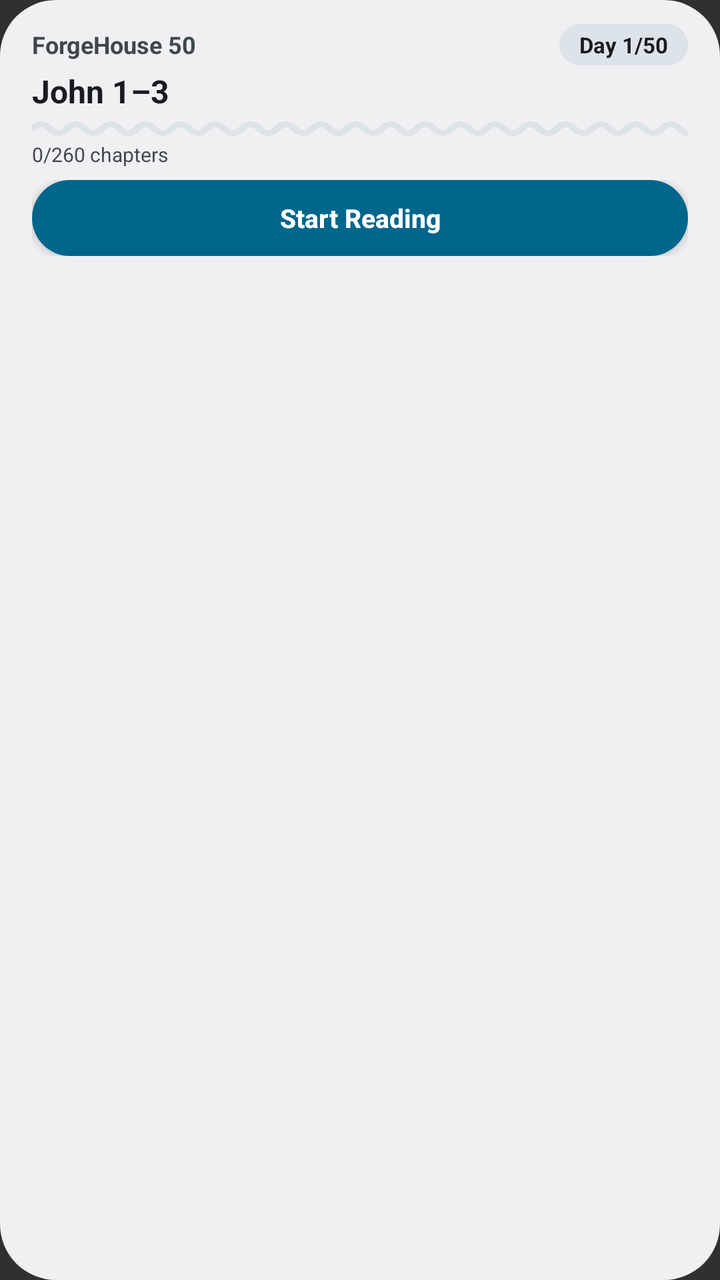
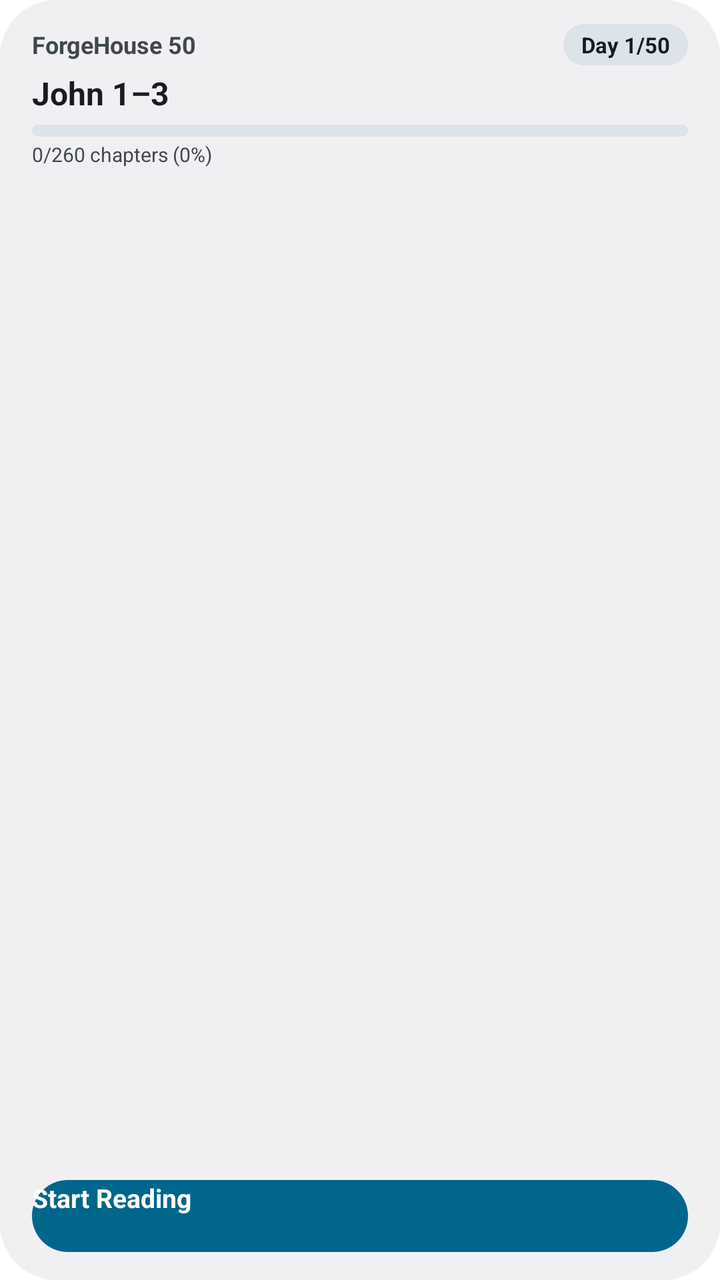

The first picture is an Android layout as it rendered before a commit; the second is the same layout after the commit. The layout source and the unified diff follow.
<!-- AndroidManifest.xml: application theme Theme.ForgeBuild -->
<!-- res/layout/forgehouse_widget.xml -->
<?xml version="1.0" encoding="utf-8"?>
<LinearLayout xmlns:android="http://schemas.android.com/apk/res/android"
    android:id="@+id/w_root"
    android:layout_width="match_parent"
    android:layout_height="match_parent"
    android:orientation="vertical"
    android:background="@drawable/widget_bg"
    android:paddingStart="16dp"
    android:paddingEnd="16dp"
    android:paddingTop="12dp"
    android:paddingBottom="10dp">

    
    <LinearLayout
        android:layout_width="match_parent"
        android:layout_height="wrap_content"
        android:gravity="center_vertical"
        android:orientation="horizontal">

        <TextView
            android:id="@+id/w_title"
            android:layout_width="0dp"
            android:layout_height="wrap_content"
            android:layout_weight="1"
            android:text="ForgeHouse 50"
            android:textSize="12sp"
            android:textStyle="bold"
            android:textColor="@color/widget_text_secondary" />

        <TextView
            android:id="@+id/w_day"
            android:layout_width="wrap_content"
            android:layout_height="wrap_content"
            android:background="@drawable/widget_chip_bg"
            android:paddingHorizontal="10dp"
            android:paddingVertical="3dp"
            android:text="Day 1/50"
            android:textSize="11sp"
            android:textStyle="bold"
            android:textColor="@color/widget_chip_text" />
    </LinearLayout>

    
    <TextView
        android:id="@+id/w_assignment"
        android:layout_width="match_parent"
        android:layout_height="wrap_content"
        android:layout_marginTop="2dp"
        android:maxLines="1"
        android:ellipsize="end"
        android:text="John 1–3"
        android:textSize="16sp"
        android:textStyle="bold"
        android:textColor="@color/widget_text_primary" />

    
    <TextView
        android:id="@+id/w_verse"
        android:layout_width="match_parent"
        android:layout_height="wrap_content"
        android:layout_marginTop="1dp"
        android:maxLines="1"
        android:ellipsize="end"
        android:visibility="gone"
        android:textSize="11sp"
        android:textColor="@color/widget_text_secondary" />

    
    <ProgressBar
        android:id="@+id/w_progress"
        style="?android:attr/progressBarStyleHorizontal"
        android:layout_width="match_parent"
        android:layout_height="10dp"
        android:layout_marginTop="3dp"
        android:progressDrawable="@drawable/widget_progress_wavy"
        android:max="100"
        android:progress="0" />

    <TextView
        android:id="@+id/w_progress_text"
        android:layout_width="wrap_content"
        android:layout_height="wrap_content"
        android:layout_marginTop="1dp"
        android:text="0/260 chapters"
        android:textSize="10sp"
        android:textColor="@color/widget_text_secondary" />

    
    <LinearLayout
        android:layout_width="match_parent"
        android:layout_height="wrap_content"
        android:layout_marginTop="6dp"
        android:layout_marginBottom="2dp"
        android:orientation="horizontal">

        <Button
            android:id="@+id/w_primary"
            android:layout_width="0dp"
            android:layout_weight="1"
            android:layout_height="38dp"
            android:background="@drawable/widget_btn_primary"
            android:text="Start Reading"
            android:textAllCaps="false"
            android:textSize="13sp"
            android:textStyle="bold"
            android:textColor="@color/widget_btn_primary_text" />

        <Button
            android:id="@+id/w_secondary"
            android:layout_width="wrap_content"
            android:layout_height="38dp"
            android:layout_marginStart="8dp"
            android:background="@drawable/widget_btn_secondary"
            android:visibility="gone"
            android:text="Reflect"
            android:textAllCaps="false"
            android:textSize="13sp"
            android:textStyle="bold"
            android:textColor="@color/widget_btn_secondary_text" />
    </LinearLayout>

</LinearLayout>
<!-- resources referenced by this layout -->
<resources>
  <!-- drawable widget_btn_primary (drawable) -->
  <?xml version="1.0" encoding="utf-8"?>
  <shape xmlns:android="http://schemas.android.com/apk/res/android" android:shape="rectangle">
      <corners android:radius="19dp" />
      <solid android:color="@color/widget_btn_primary_bg" />
  </shape>
  <!-- drawable widget_btn_secondary (drawable) -->
  <?xml version="1.0" encoding="utf-8"?>
  <shape xmlns:android="http://schemas.android.com/apk/res/android" android:shape="rectangle">
      <corners android:radius="19dp" />
      <solid android:color="@color/widget_btn_secondary_bg" />
  </shape>
  <!-- drawable widget_progress_wavy (drawable) -->
  <?xml version="1.0" encoding="utf-8"?>
  <layer-list xmlns:android="http://schemas.android.com/apk/res/android">
      <item
          android:id="@android:id/background"
          android:drawable="@drawable/widget_progress_track_wavy" />
      <item
          android:id="@android:id/progress">
          <clip
              android:clipOrientation="horizontal"
              android:gravity="left"
              android:drawable="@drawable/widget_progress_bar_wavy" />
      </item>
  </layer-list>
  <style name="Theme.ForgeBuild" parent="android:Theme.Material.NoActionBar">
          <item name="android:statusBarColor">@android:color/transparent</item>
          <item name="android:windowLightStatusBar">?android:attr/isLightTheme</item>
      </style>
  <!-- drawable widget_progress_track_wavy (drawable) -->
  <?xml version="1.0" encoding="utf-8"?>
  <vector xmlns:android="http://schemas.android.com/apk/res/android"
      android:width="300dp"
      android:height="12dp"
      android:viewportWidth="300"
      android:viewportHeight="12">
      <path
          android:pathData="M 0 6 C 2.88 2.5, 5.12 2.5, 8.0 6 C 10.88 9.5, 13.12 9.5, 16 6 C 18.88 2.5, 21.12 2.5, 24.0 6 C 26.88 9.5, 29.12 9.5, 32 6 C 34.88 2.5, 37.12 2.5, 40.0 6 C 42.88 9.5, 45.12 9.5, 48 6 C 50.88 2.5, 53.12 2.5, 56.0 6 C 58.88 9.5, 61.12 9.5, 64 6 C 66.88 2.5, 69.12 2.5, 72.0 6 C 74.88 9.5, 77.12 9.5, 80 6 C 82.88 2.5, 85.12 2.5, 88.0 6 C 90.88 9.5, 93.12 9.5, 96 6 C 98.88 2.5, 101.12 2.5, 104.0 6 C 106.88 9.5, 109.12 9.5, 112 6 C 114.88 2.5, 117.12 2.5, 120.0 6 C 122.88 9.5, 125.12 9.5, 128 6 C 130.88 2.5, 133.12 2.5, 136.0 6 C 138.88 9.5, 141.12 9.5, 144 6 C 146.88 2.5, 149.12 2.5, 152.0 6 C 154.88 9.5, 157.12 9.5, 160 6 C 162.88 2.5, 165.12 2.5, 168.0 6 C 170.88 9.5, 173.12 9.5, 176 6 C 178.88 2.5, 181.12 2.5, 184.0 6 C 186.88 9.5, 189.12 9.5, 192 6 C 194.88 2.5, 197.12 2.5, 200.0 6 C 202.88 9.5, 205.12 9.5, 208 6 C 210.88 2.5, 213.12 2.5, 216.0 6 C 218.88 9.5, 221.12 9.5, 224 6 C 226.88 2.5, 229.12 2.5, 232.0 6 C 234.88 9.5, 237.12 9.5, 240 6 C 242.88 2.5, 245.12 2.5, 248.0 6 C 250.88 9.5, 253.12 9.5, 256 6 C 258.88 2.5, 261.12 2.5, 264.0 6 C 266.88 9.5, 269.12 9.5, 272 6 C 274.88 2.5, 277.12 2.5, 280.0 6 C 282.88 9.5, 285.12 9.5, 288 6 C 290.88 2.5, 293.12 2.5, 296.0 6 C 298.88 9.5, 301.12 9.5, 304 6"
          android:strokeWidth="3.5"
          android:strokeLineCap="round"
          android:strokeColor="@color/widget_progress_track" />
  </vector>
  <!-- drawable widget_progress_bar_wavy (drawable) -->
  <?xml version="1.0" encoding="utf-8"?>
  <vector xmlns:android="http://schemas.android.com/apk/res/android"
      android:width="300dp"
      android:height="12dp"
      android:viewportWidth="300"
      android:viewportHeight="12">
      <path
          android:pathData="M 0 6 C 2.88 2.5, 5.12 2.5, 8.0 6 C 10.88 9.5, 13.12 9.5, 16 6 C 18.88 2.5, 21.12 2.5, 24.0 6 C 26.88 9.5, 29.12 9.5, 32 6 C 34.88 2.5, 37.12 2.5, 40.0 6 C 42.88 9.5, 45.12 9.5, 48 6 C 50.88 2.5, 53.12 2.5, 56.0 6 C 58.88 9.5, 61.12 9.5, 64 6 C 66.88 2.5, 69.12 2.5, 72.0 6 C 74.88 9.5, 77.12 9.5, 80 6 C 82.88 2.5, 85.12 2.5, 88.0 6 C 90.88 9.5, 93.12 9.5, 96 6 C 98.88 2.5, 101.12 2.5, 104.0 6 C 106.88 9.5, 109.12 9.5, 112 6 C 114.88 2.5, 117.12 2.5, 120.0 6 C 122.88 9.5, 125.12 9.5, 128 6 C 130.88 2.5, 133.12 2.5, 136.0 6 C 138.88 9.5, 141.12 9.5, 144 6 C 146.88 2.5, 149.12 2.5, 152.0 6 C 154.88 9.5, 157.12 9.5, 160 6 C 162.88 2.5, 165.12 2.5, 168.0 6 C 170.88 9.5, 173.12 9.5, 176 6 C 178.88 2.5, 181.12 2.5, 184.0 6 C 186.88 9.5, 189.12 9.5, 192 6 C 194.88 2.5, 197.12 2.5, 200.0 6 C 202.88 9.5, 205.12 9.5, 208 6 C 210.88 2.5, 213.12 2.5, 216.0 6 C 218.88 9.5, 221.12 9.5, 224 6 C 226.88 2.5, 229.12 2.5, 232.0 6 C 234.88 9.5, 237.12 9.5, 240 6 C 242.88 2.5, 245.12 2.5, 248.0 6 C 250.88 9.5, 253.12 9.5, 256 6 C 258.88 2.5, 261.12 2.5, 264.0 6 C 266.88 9.5, 269.12 9.5, 272 6 C 274.88 2.5, 277.12 2.5, 280.0 6 C 282.88 9.5, 285.12 9.5, 288 6 C 290.88 2.5, 293.12 2.5, 296.0 6 C 298.88 9.5, 301.12 9.5, 304 6"
          android:strokeWidth="3.5"
          android:strokeLineCap="round"
          android:strokeColor="@color/widget_progress_bar" />
  </vector>
  <!-- unchanged entries left out for length: 13 -->
</resources>

<!-- the commit's change to res/layout/forgehouse_widget.xml (unified diff, before → after) -->
@@ -8,45 +8,49 @@
     android:paddingStart="16dp"
     android:paddingEnd="16dp"
     android:paddingTop="12dp"
-    android:paddingBottom="10dp">
+    android:paddingBottom="14dp">
 
     
-    <LinearLayout
+    <RelativeLayout
         android:layout_width="match_parent"
-        android:layout_height="wrap_content"
-        android:gravity="center_vertical"
-        android:orientation="horizontal">
-
-        <TextView
-            android:id="@+id/w_title"
-            android:layout_width="0dp"
-            android:layout_height="wrap_content"
-            android:layout_weight="1"
-            android:text="ForgeHouse 50"
-            android:textSize="12sp"
-            android:textStyle="bold"
-            android:textColor="@color/widget_text_secondary" />
+        android:layout_height="wrap_content">
 
         <TextView
             android:id="@+id/w_day"
             android:layout_width="wrap_content"
             android:layout_height="wrap_content"
+            android:layout_alignParentEnd="true"
+            android:layout_centerVertical="true"
             android:background="@drawable/widget_chip_bg"
-            android:paddingHorizontal="10dp"
+            android:paddingHorizontal="9dp"
             android:paddingVertical="3dp"
             android:text="Day 1/50"
             android:textSize="11sp"
             android:textStyle="bold"
             android:textColor="@color/widget_chip_text" />
-    </LinearLayout>
+
+        <TextView
+            android:id="@+id/w_title"
+            android:layout_width="match_parent"
+            android:layout_height="wrap_content"
+            android:layout_toStartOf="@id/w_day"
+            android:layout_centerVertical="true"
+            android:layout_marginEnd="8dp"
+            android:singleLine="true"
+            android:ellipsize="end"
+            android:text="ForgeHouse 50"
+            android:textSize="12sp"
+            android:textStyle="bold"
+            android:textColor="@color/widget_text_secondary" />
+    </RelativeLayout>
 
     
     <TextView
         android:id="@+id/w_assignment"
         android:layout_width="match_parent"
         android:layout_height="wrap_content"
-        android:layout_marginTop="2dp"
-        android:maxLines="1"
+        android:layout_marginTop="3dp"
+        android:singleLine="true"
         android:ellipsize="end"
         android:text="John 1–3"
         android:textSize="16sp"
@@ -59,7 +63,7 @@
         android:layout_width="match_parent"
         android:layout_height="wrap_content"
         android:layout_marginTop="1dp"
-        android:maxLines="1"
+        android:singleLine="true"
         android:ellipsize="end"
         android:visibility="gone"
         android:textSize="11sp"
@@ -70,34 +74,41 @@
         android:id="@+id/w_progress"
         style="?android:attr/progressBarStyleHorizontal"
         android:layout_width="match_parent"
-        android:layout_height="10dp"
-        android:layout_marginTop="3dp"
-        android:progressDrawable="@drawable/widget_progress_wavy"
+        android:layout_height="6dp"
+        android:layout_marginTop="5dp"
+        android:progressDrawable="@drawable/widget_progress"
         android:max="100"
         android:progress="0" />
 
     <TextView
         android:id="@+id/w_progress_text"
-        android:layout_width="wrap_content"
+        android:layout_width="match_parent"
         android:layout_height="wrap_content"
-        android:layout_marginTop="1dp"
-        android:text="0/260 chapters"
+        android:layout_marginTop="2dp"
+        android:singleLine="true"
+        android:ellipsize="end"
+        android:text="0/260 chapters (0%)"
         android:textSize="10sp"
         android:textColor="@color/widget_text_secondary" />
+
+    
+    <Space
+        android:layout_width="match_parent"
+        android:layout_height="0dp"
+        android:layout_weight="1" />
 
     
     <LinearLayout
         android:layout_width="match_parent"
         android:layout_height="wrap_content"
         android:layout_marginTop="6dp"
-        android:layout_marginBottom="2dp"
         android:orientation="horizontal">
 
         <Button
             android:id="@+id/w_primary"
             android:layout_width="0dp"
             android:layout_weight="1"
-            android:layout_height="38dp"
+            android:layout_height="36dp"
             android:background="@drawable/widget_btn_primary"
             android:text="Start Reading"
             android:textAllCaps="false"
@@ -108,7 +119,7 @@
         <Button
             android:id="@+id/w_secondary"
             android:layout_width="wrap_content"
-            android:layout_height="38dp"
+            android:layout_height="36dp"
             android:layout_marginStart="8dp"
             android:background="@drawable/widget_btn_secondary"
             android:visibility="gone"
<!-- resource entries referenced after the edit -->
@@ -3,59 +3,37 @@
   <!-- drawable widget_btn_primary (drawable) -->
   <?xml version="1.0" encoding="utf-8"?>
   <shape xmlns:android="http://schemas.android.com/apk/res/android" android:shape="rectangle">
-      <corners android:radius="19dp" />
+      <corners android:radius="18dp" />
       <solid android:color="@color/widget_btn_primary_bg" />
   </shape>
   <!-- drawable widget_btn_secondary (drawable) -->
   <?xml version="1.0" encoding="utf-8"?>
   <shape xmlns:android="http://schemas.android.com/apk/res/android" android:shape="rectangle">
-      <corners android:radius="19dp" />
+      <corners android:radius="18dp" />
       <solid android:color="@color/widget_btn_secondary_bg" />
   </shape>
-  <!-- drawable widget_progress_wavy (drawable) -->
+  <!-- drawable widget_progress (drawable) -->
   <?xml version="1.0" encoding="utf-8"?>
   <layer-list xmlns:android="http://schemas.android.com/apk/res/android">
-      <item
-          android:id="@android:id/background"
-          android:drawable="@drawable/widget_progress_track_wavy" />
-      <item
-          android:id="@android:id/progress">
-          <clip
-              android:clipOrientation="horizontal"
-              android:gravity="left"
-              android:drawable="@drawable/widget_progress_bar_wavy" />
+      <item android:id="@android:id/background">
+          <shape android:shape="rectangle">
+              <corners android:radius="3dp" />
+              <solid android:color="@color/widget_progress_track" />
+          </shape>
+      </item>
+      <item android:id="@android:id/progress">
+          <clip android:gravity="left">
+              <shape android:shape="rectangle">
+                  <corners android:radius="3dp" />
+                  <solid android:color="@color/widget_progress_bar" />
+              </shape>
+          </clip>
       </item>
   </layer-list>
-  <style name="Theme.ForgeBuild" parent="android:Theme.Material.NoActionBar">
+  <style name="Theme.ForgeBuild" parent="@android:style/Theme.DeviceDefault.DayNight.NoActionBar">
           <item name="android:statusBarColor">@android:color/transparent</item>
           <item name="android:windowLightStatusBar">?android:attr/isLightTheme</item>
       </style>
-  <!-- drawable widget_progress_track_wavy (drawable) -->
-  <?xml version="1.0" encoding="utf-8"?>
-  <vector xmlns:android="http://schemas.android.com/apk/res/android"
-      android:width="300dp"
-      android:height="12dp"
-      android:viewportWidth="300"
-      android:viewportHeight="12">
-      <path
-          android:pathData="M 0 6 C 2.88 2.5, 5.12 2.5, 8.0 6 C 10.88 9.5, 13.12 9.5, 16 6 C 18.88 2.5, 21.12 2.5, 24.0 6 C 26.88 9.5, 29.12 9.5, 32 6 C 34.88 2.5, 37.12 2.5, 40.0 6 C 42.88 9.5, 45.12 9.5, 48 6 C 50.88 2.5, 53.12 2.5, 56.0 6 C 58.88 9.5, 61.12 9.5, 64 6 C 66.88 2.5, 69.12 2.5, 72.0 6 C 74.88 9.5, 77.12 9.5, 80 6 C 82.88 2.5, 85.12 2.5, 88.0 6 C 90.88 9.5, 93.12 9.5, 96 6 C 98.88 2.5, 101.12 2.5, 104.0 6 C 106.88 9.5, 109.12 9.5, 112 6 C 114.88 2.5, 117.12 2.5, 120.0 6 C 122.88 9.5, 125.12 9.5, 128 6 C 130.88 2.5, 133.12 2.5, 136.0 6 C 138.88 9.5, 141.12 9.5, 144 6 C 146.88 2.5, 149.12 2.5, 152.0 6 C 154.88 9.5, 157.12 9.5, 160 6 C 162.88 2.5, 165.12 2.5, 168.0 6 C 170.88 9.5, 173.12 9.5, 176 6 C 178.88 2.5, 181.12 2.5, 184.0 6 C 186.88 9.5, 189.12 9.5, 192 6 C 194.88 2.5, 197.12 2.5, 200.0 6 C 202.88 9.5, 205.12 9.5, 208 6 C 210.88 2.5, 213.12 2.5, 216.0 6 C 218.88 9.5, 221.12 9.5, 224 6 C 226.88 2.5, 229.12 2.5, 232.0 6 C 234.88 9.5, 237.12 9.5, 240 6 C 242.88 2.5, 245.12 2.5, 248.0 6 C 250.88 9.5, 253.12 9.5, 256 6 C 258.88 2.5, 261.12 2.5, 264.0 6 C 266.88 9.5, 269.12 9.5, 272 6 C 274.88 2.5, 277.12 2.5, 280.0 6 C 282.88 9.5, 285.12 9.5, 288 6 C 290.88 2.5, 293.12 2.5, 296.0 6 C 298.88 9.5, 301.12 9.5, 304 6"
-          android:strokeWidth="3.5"
-          android:strokeLineCap="round"
-          android:strokeColor="@color/widget_progress_track" />
-  </vector>
-  <!-- drawable widget_progress_bar_wavy (drawable) -->
-  <?xml version="1.0" encoding="utf-8"?>
-  <vector xmlns:android="http://schemas.android.com/apk/res/android"
-      android:width="300dp"
-      android:height="12dp"
-      android:viewportWidth="300"
-      android:viewportHeight="12">
-      <path
-          android:pathData="M 0 6 C 2.88 2.5, 5.12 2.5, 8.0 6 C 10.88 9.5, 13.12 9.5, 16 6 C 18.88 2.5, 21.12 2.5, 24.0 6 C 26.88 9.5, 29.12 9.5, 32 6 C 34.88 2.5, 37.12 2.5, 40.0 6 C 42.88 9.5, 45.12 9.5, 48 6 C 50.88 2.5, 53.12 2.5, 56.0 6 C 58.88 9.5, 61.12 9.5, 64 6 C 66.88 2.5, 69.12 2.5, 72.0 6 C 74.88 9.5, 77.12 9.5, 80 6 C 82.88 2.5, 85.12 2.5, 88.0 6 C 90.88 9.5, 93.12 9.5, 96 6 C 98.88 2.5, 101.12 2.5, 104.0 6 C 106.88 9.5, 109.12 9.5, 112 6 C 114.88 2.5, 117.12 2.5, 120.0 6 C 122.88 9.5, 125.12 9.5, 128 6 C 130.88 2.5, 133.12 2.5, 136.0 6 C 138.88 9.5, 141.12 9.5, 144 6 C 146.88 2.5, 149.12 2.5, 152.0 6 C 154.88 9.5, 157.12 9.5, 160 6 C 162.88 2.5, 165.12 2.5, 168.0 6 C 170.88 9.5, 173.12 9.5, 176 6 C 178.88 2.5, 181.12 2.5, 184.0 6 C 186.88 9.5, 189.12 9.5, 192 6 C 194.88 2.5, 197.12 2.5, 200.0 6 C 202.88 9.5, 205.12 9.5, 208 6 C 210.88 2.5, 213.12 2.5, 216.0 6 C 218.88 9.5, 221.12 9.5, 224 6 C 226.88 2.5, 229.12 2.5, 232.0 6 C 234.88 9.5, 237.12 9.5, 240 6 C 242.88 2.5, 245.12 2.5, 248.0 6 C 250.88 9.5, 253.12 9.5, 256 6 C 258.88 2.5, 261.12 2.5, 264.0 6 C 266.88 9.5, 269.12 9.5, 272 6 C 274.88 2.5, 277.12 2.5, 280.0 6 C 282.88 9.5, 285.12 9.5, 288 6 C 290.88 2.5, 293.12 2.5, 296.0 6 C 298.88 9.5, 301.12 9.5, 304 6"
-          android:strokeWidth="3.5"
-          android:strokeLineCap="round"
-          android:strokeColor="@color/widget_progress_bar" />
-  </vector>
   <!-- unchanged entries left out for length: 13 -->
 </resources>
 
